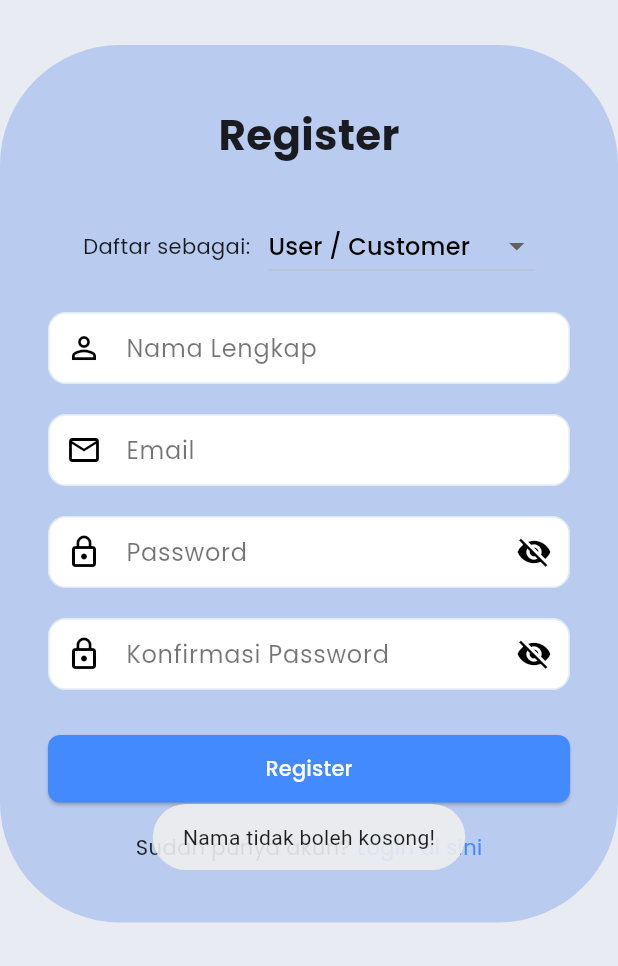
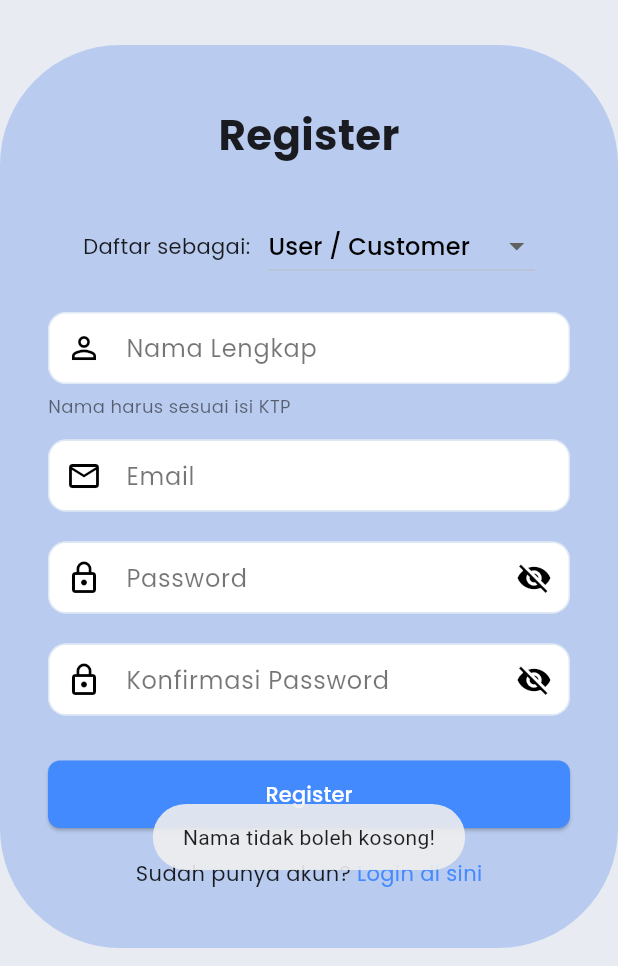
Before and after one commit to setyacarinaa/SnapSpaceLite, a Flutter app: the RegisterPopup screen opened directly, after a tap on "Register", on a phone screen of 412 x 824 dp, the part 270-1236 px from its top. Run offline on Flutter 3.47's test engine with Material 3 defaults, Android fonts, the light colour scheme and no system bars; our stand-ins replace cloud_firestore, firebase_auth, firebase_core, firebase_storage, fluttertoast, image_picker; accounts and stored records are empty.

Commit message:
UX: require user to confirm 'Nama sesuai KTP' for photobooth_admin and show helper note

```diff
--- a/lib/features/user/screens/register_popup.dart
+++ b/lib/features/user/screens/register_popup.dart
@@ -24,6 +24,7 @@
   bool _isLoading = false;
   bool _obscurePassword = true;
   bool _obscureConfirm = true;
+  bool _nameMatchesKtp = false;
 
   Future<void> _register() async {
     if (_passwordController.text != _confirmController.text) {
@@ -33,6 +34,13 @@
 
     if (_nameController.text.trim().isEmpty) {
       Fluttertoast.showToast(msg: "Nama tidak boleh kosong!");
+      return;
+    }
+
+    // For photobooth admins, require confirmation that the provided name
+    // matches the KTP before allowing registration.
+    if (_selectedRole == 'photobooth_admin' && !_nameMatchesKtp) {
+      Fluttertoast.showToast(msg: "Silakan konfirmasi bahwa nama sesuai KTP.");
       return;
     }
 
@@ -303,7 +311,15 @@
                       prefixIcon: const Icon(Icons.person_outline),
                     ),
                   ),
-                  const SizedBox(height: 20),
+                  const SizedBox(height: 6),
+                  Align(
+                    alignment: Alignment.centerLeft,
+                    child: Text(
+                      'Nama harus sesuai isi KTP',
+                      style: TextStyle(fontSize: 12, color: Colors.black54),
+                    ),
+                  ),
+                  const SizedBox(height: 14),
 
                   // If registering as photobooth admin, collect booth details
                   if (_selectedRole == 'photobooth_admin') ...[
@@ -329,6 +345,18 @@
                       ),
                     ),
                     const SizedBox(height: 12),
+                    // Confirmation: make sure name matches KTP before registering
+                    CheckboxListTile(
+                      contentPadding: EdgeInsets.zero,
+                      title: const Text(
+                        'Saya pastikan nama di atas sesuai KTP',
+                      ),
+                      value: _nameMatchesKtp,
+                      onChanged: (v) =>
+                          setState(() => _nameMatchesKtp = v ?? false),
+                      controlAffinity: ListTileControlAffinity.leading,
+                    ),
+                    const SizedBox(height: 8),
                     // Drive link input is collected after user taps Register
                     // to reduce visual clutter. It will be requested via
                     // a dialog when needed.
```
